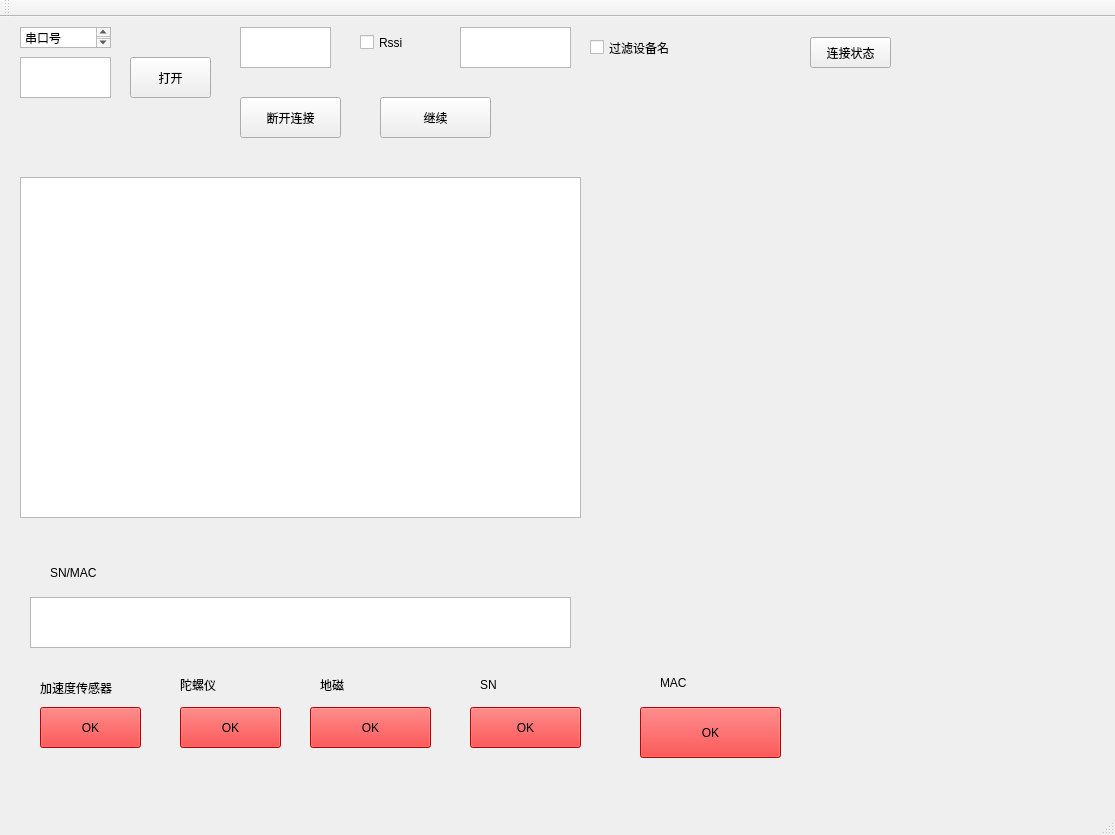
Qt form mainwindow.ui (wangzhibinjunhua/py_work) before a commit.
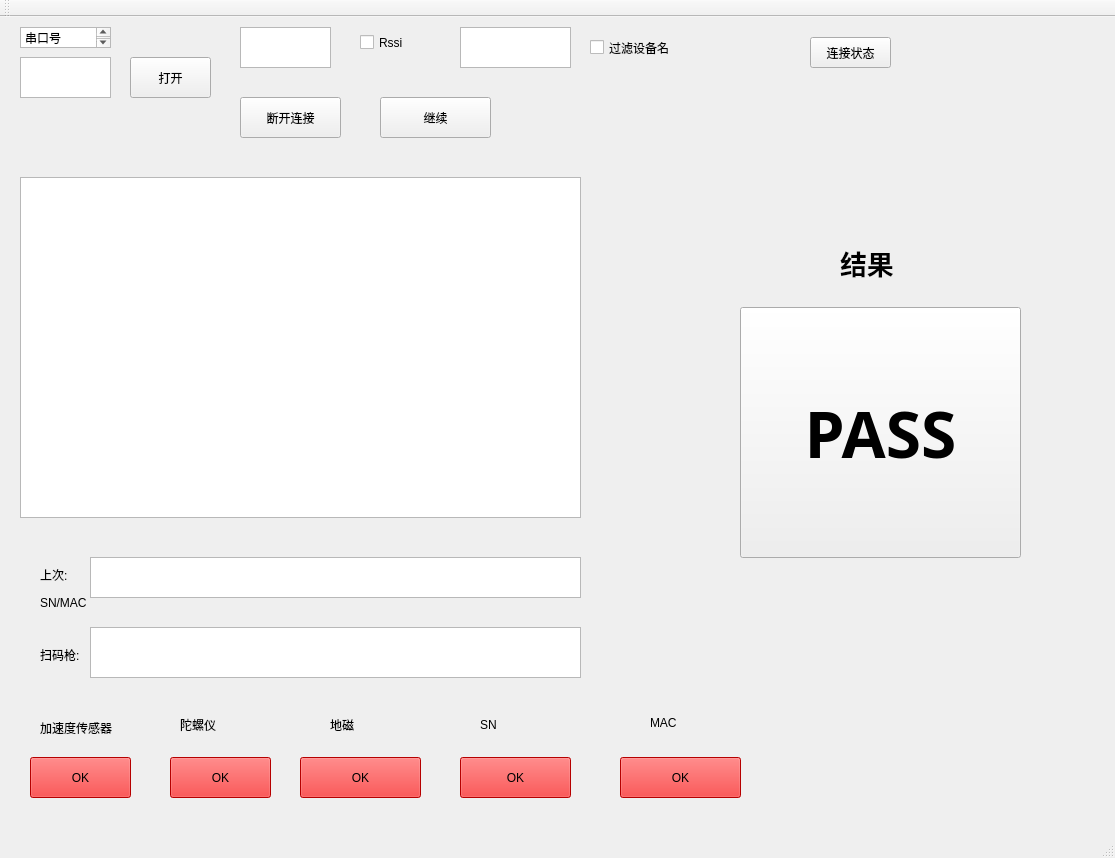
The same form after that commit.

Diff of the .ui file:
```diff
--- a/mainwindow.ui
+++ b/mainwindow.ui
@@ -7,7 +7,7 @@
     <x>0</x>
     <y>0</y>
     <width>1115</width>
-    <height>835</height>
+    <height>858</height>
    </rect>
   </property>
   <property name="windowTitle">
@@ -138,8 +138,8 @@
    <widget class="QPushButton" name="btn_acc">
     <property name="geometry">
      <rect>
-      <x>40</x>
-      <y>690</y>
+      <x>30</x>
+      <y>740</y>
       <width>101</width>
       <height>41</height>
      </rect>
@@ -154,8 +154,8 @@
    <widget class="QPushButton" name="btn_gyr">
     <property name="geometry">
      <rect>
-      <x>180</x>
-      <y>690</y>
+      <x>170</x>
+      <y>740</y>
       <width>101</width>
       <height>41</height>
      </rect>
@@ -170,8 +170,8 @@
    <widget class="QPushButton" name="btn_cps">
     <property name="geometry">
      <rect>
-      <x>310</x>
-      <y>690</y>
+      <x>300</x>
+      <y>740</y>
       <width>121</width>
       <height>41</height>
      </rect>
@@ -186,8 +186,8 @@
    <widget class="QPushButton" name="btn_sn">
     <property name="geometry">
      <rect>
-      <x>470</x>
-      <y>690</y>
+      <x>460</x>
+      <y>740</y>
       <width>111</width>
       <height>41</height>
      </rect>
@@ -202,10 +202,10 @@
    <widget class="QPushButton" name="btn_mac">
     <property name="geometry">
      <rect>
-      <x>640</x>
-      <y>690</y>
-      <width>141</width>
-      <height>51</height>
+      <x>620</x>
+      <y>740</y>
+      <width>121</width>
+      <height>41</height>
      </rect>
     </property>
     <property name="styleSheet">
@@ -218,9 +218,9 @@
    <widget class="QTextEdit" name="et_snmac">
     <property name="geometry">
      <rect>
-      <x>30</x>
-      <y>580</y>
-      <width>541</width>
+      <x>90</x>
+      <y>610</y>
+      <width>491</width>
       <height>51</height>
      </rect>
     </property>
@@ -245,8 +245,8 @@
    <widget class="QLabel" name="label">
     <property name="geometry">
      <rect>
-      <x>50</x>
-      <y>540</y>
+      <x>40</x>
+      <y>570</y>
       <width>101</width>
       <height>31</height>
      </rect>
@@ -259,7 +259,7 @@
     <property name="geometry">
      <rect>
       <x>40</x>
-      <y>660</y>
+      <y>700</y>
       <width>81</width>
       <height>21</height>
      </rect>
@@ -272,7 +272,7 @@
     <property name="geometry">
      <rect>
       <x>180</x>
-      <y>660</y>
+      <y>700</y>
       <width>101</width>
       <height>16</height>
      </rect>
@@ -284,8 +284,8 @@
    <widget class="QLabel" name="label_4">
     <property name="geometry">
      <rect>
-      <x>320</x>
-      <y>660</y>
+      <x>330</x>
+      <y>700</y>
       <width>61</width>
       <height>16</height>
      </rect>
@@ -298,7 +298,7 @@
     <property name="geometry">
      <rect>
       <x>480</x>
-      <y>660</y>
+      <y>700</y>
       <width>61</width>
       <height>16</height>
      </rect>
@@ -310,8 +310,8 @@
    <widget class="QLabel" name="label_6">
     <property name="geometry">
      <rect>
-      <x>660</x>
-      <y>660</y>
+      <x>650</x>
+      <y>700</y>
       <width>54</width>
       <height>12</height>
      </rect>
@@ -320,6 +320,84 @@
      <string>MAC</string>
     </property>
    </widget>
+   <widget class="QTextBrowser" name="tv_last_snamac">
+    <property name="geometry">
+     <rect>
+      <x>90</x>
+      <y>540</y>
+      <width>491</width>
+      <height>41</height>
+     </rect>
+    </property>
+   </widget>
+   <widget class="QLabel" name="label_7">
+    <property name="geometry">
+     <rect>
+      <x>40</x>
+      <y>550</y>
+      <width>31</width>
+      <height>16</height>
+     </rect>
+    </property>
+    <property name="text">
+     <string>上次:</string>
+    </property>
+   </widget>
+   <widget class="QLabel" name="label_8">
+    <property name="geometry">
+     <rect>
+      <x>40</x>
+      <y>630</y>
+      <width>41</width>
+      <height>16</height>
+     </rect>
+    </property>
+    <property name="text">
+     <string>扫码枪:</string>
+    </property>
+   </widget>
+   <widget class="QLabel" name="label_9">
+    <property name="geometry">
+     <rect>
+      <x>840</x>
+      <y>220</y>
+      <width>71</width>
+      <height>51</height>
+     </rect>
+    </property>
+    <property name="font">
+     <font>
+      <family>宋体</family>
+      <pointsize>20</pointsize>
+      <weight>75</weight>
+      <bold>true</bold>
+     </font>
+    </property>
+    <property name="text">
+     <string>结果</string>
+    </property>
+   </widget>
+   <widget class="QPushButton" name="btn_result">
+    <property name="geometry">
+     <rect>
+      <x>740</x>
+      <y>290</y>
+      <width>281</width>
+      <height>251</height>
+     </rect>
+    </property>
+    <property name="font">
+     <font>
+      <family>宋体</family>
+      <pointsize>48</pointsize>
+      <weight>75</weight>
+      <bold>true</bold>
+     </font>
+    </property>
+    <property name="text">
+     <string>PASS</string>
+    </property>
+   </widget>
   </widget>
   <widget class="QMenuBar" name="menuBar">
    <property name="geometry">
```
